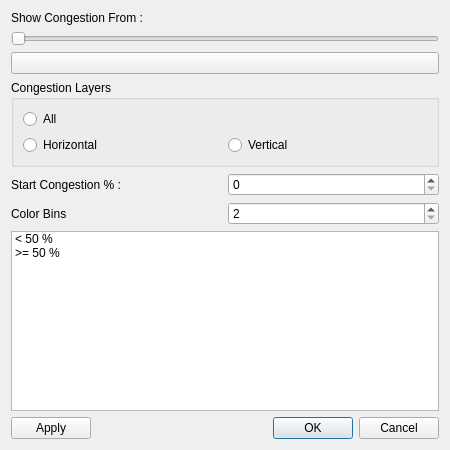
First picture: the form in src/gui/ui/congestionSetup.ui, repository cunqinglan/OpenROAD_LRF, before the edit.
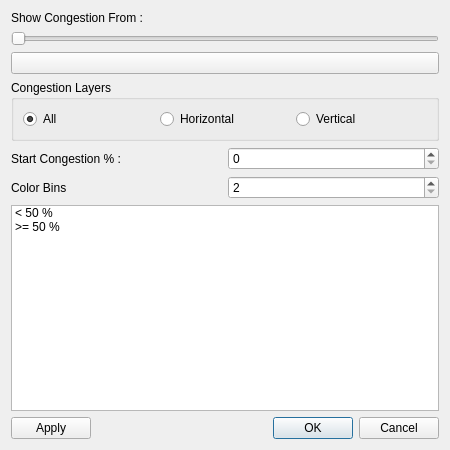
Second picture: the form after the edit.

```diff
--- a/src/gui/ui/congestionSetup.ui
+++ b/src/gui/ui/congestionSetup.ui
@@ -81,20 +81,25 @@
        </property>
        <layout class="QGridLayout" name="gridLayout_2">
         <item row="0" column="0">
+         <layout class="QHBoxLayout" name="horizontalLayout">
+          <item>
          <widget class="QRadioButton" name="bothCongDir">
           <property name="text">
            <string>All</string>
           </property>
-         </widget>
-        </item>
-        <item row="1" column="0">
+            <property name="checked">
+             <bool>true</bool>
+            </property>
+           </widget>
+          </item>
+          <item>
          <widget class="QRadioButton" name="horCongDir">
           <property name="text">
            <string>Horizontal</string>
           </property>
          </widget>
         </item>
-        <item row="1" column="1">
+          <item>
          <widget class="QRadioButton" name="verCongDir">
           <property name="text">
            <string>Vertical</string>
@@ -102,6 +107,8 @@
          </widget>
         </item>
        </layout>
+        </item>
+       </layout>
       </widget>
      </item>
      <item>
```
Left out of the diff: 38 changed lines with no effect on the pictures. Lines whose indentation alone changed are shown as unchanged.
